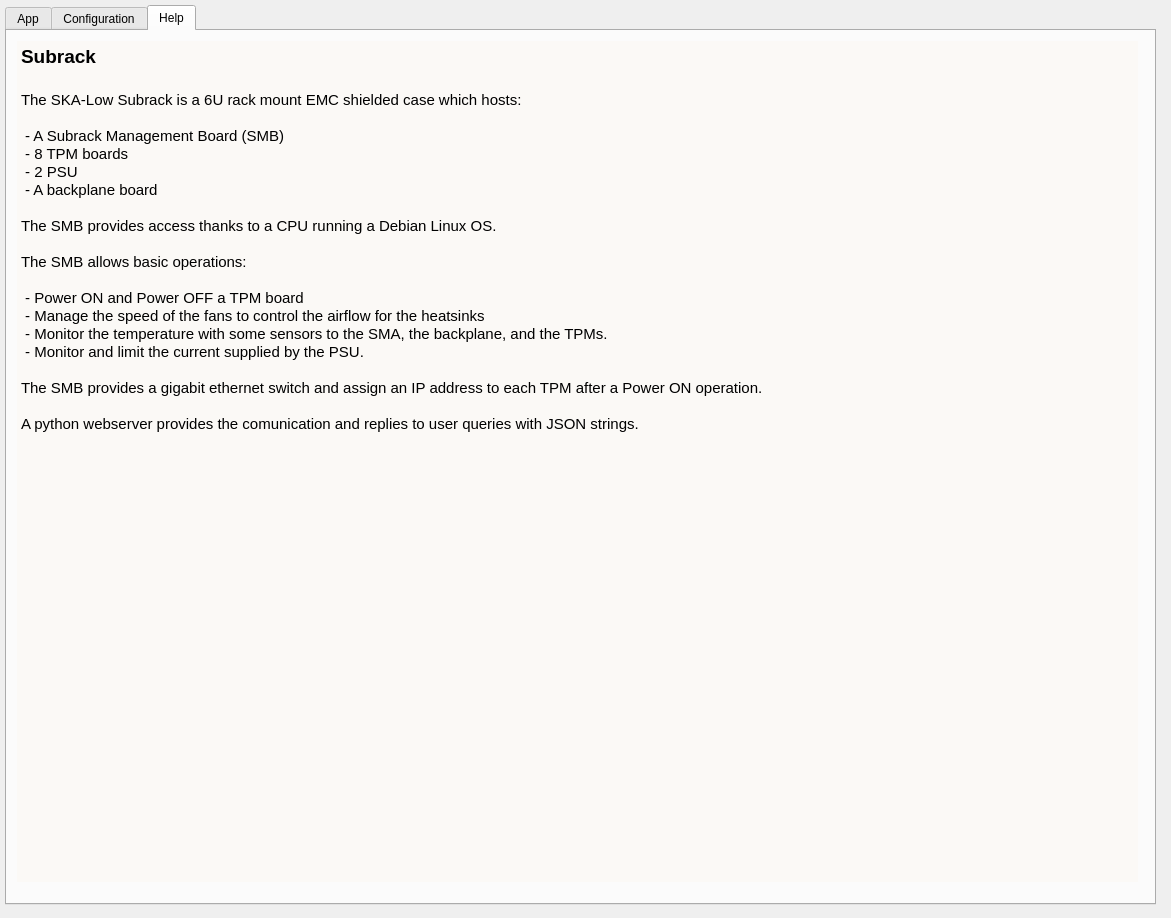
Above: skalab_subrack.ui from amattana/skalab before the change. Below: the same form after it.
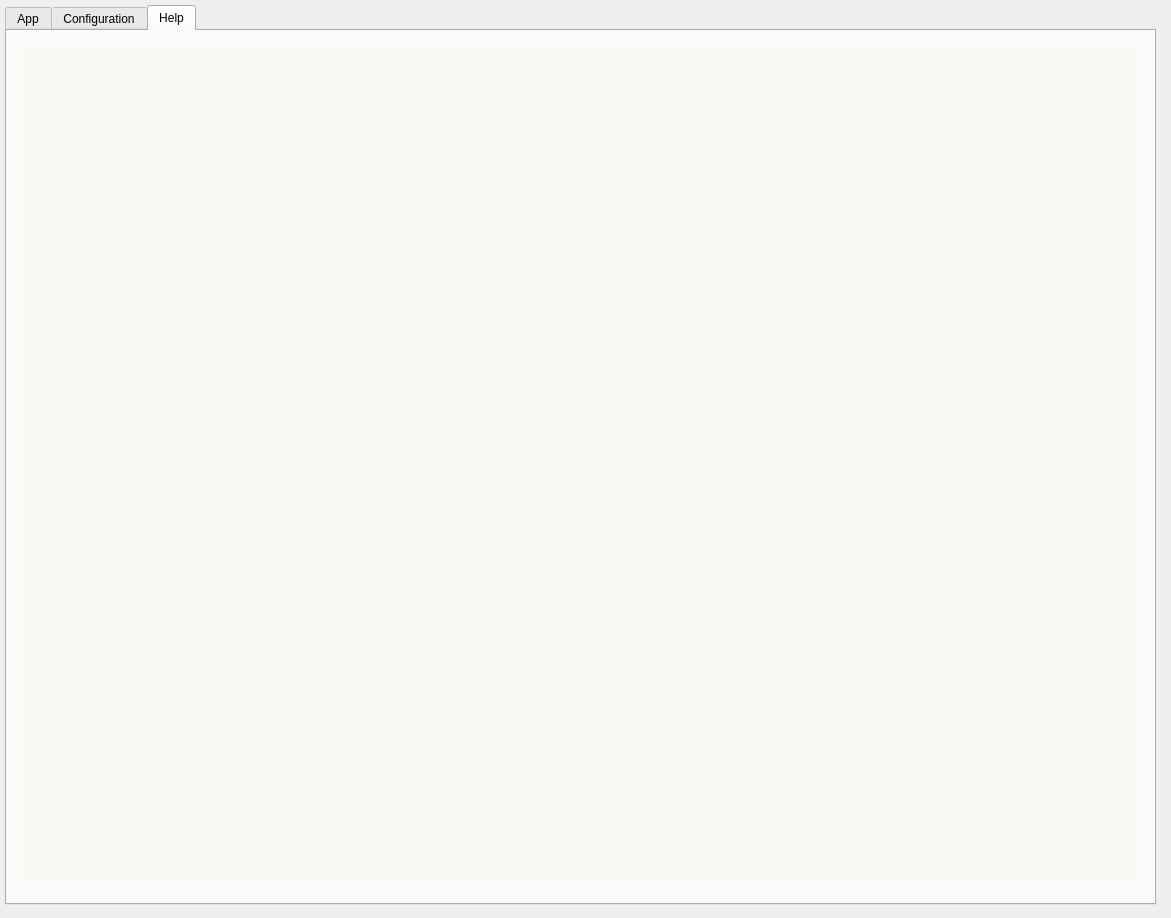
That is the form after the change. The open tabs and pages were chosen to show the change.

What changed in the file:
```diff
--- a/skalab_subrack.ui
+++ b/skalab_subrack.ui
@@ -1249,30 +1249,6 @@
 &lt;html&gt;&lt;head&gt;&lt;meta name=&quot;qrichtext&quot; content=&quot;1&quot; /&gt;&lt;style type=&quot;text/css&quot;&gt;
 p, li { white-space: pre-wrap; }
 &lt;/style&gt;&lt;/head&gt;&lt;body style=&quot; font-family:'Ubuntu'; font-size:11pt; font-weight:400; font-style:normal;&quot;&gt;
-&lt;p style=&quot; margin-top:0px; margin-bottom:0px; margin-left:0px; margin-right:0px; -qt-block-indent:0; text-indent:0px;&quot;&gt;&lt;span style=&quot; font-size:14pt; font-weight:600;&quot;&gt;Subrack&lt;/span&gt;&lt;/p&gt;
-&lt;p style=&quot;-qt-paragraph-type:empty; margin-top:0px; margin-bottom:0px; margin-left:0px; margin-right:0px; -qt-block-indent:0; text-indent:0px; font-size:14pt; font-weight:600;&quot;&gt;&lt;br /&gt;&lt;/p&gt;
-&lt;p style=&quot; margin-top:0px; margin-bottom:0px; margin-left:0px; margin-right:0px; -qt-block-indent:0; text-indent:0px;&quot;&gt;The SKA-Low Subrack is a 6U rack mount EMC shielded case which hosts: &lt;/p&gt;
-&lt;p style=&quot;-qt-paragraph-type:empty; margin-top:0px; margin-bottom:0px; margin-left:0px; margin-right:0px; -qt-block-indent:0; text-indent:0px;&quot;&gt;&lt;br /&gt;&lt;/p&gt;
-&lt;p style=&quot; margin-top:0px; margin-bottom:0px; margin-left:0px; margin-right:0px; -qt-block-indent:0; text-indent:0px;&quot;&gt; - A Subrack Management Board (SMB)&lt;/p&gt;
-&lt;p style=&quot; margin-top:0px; margin-bottom:0px; margin-left:0px; margin-right:0px; -qt-block-indent:0; text-indent:0px;&quot;&gt; - 8 TPM boards&lt;/p&gt;
-&lt;p style=&quot; margin-top:0px; margin-bottom:0px; margin-left:0px; margin-right:0px; -qt-block-indent:0; text-indent:0px;&quot;&gt; - 2 PSU &lt;/p&gt;
-&lt;p style=&quot; margin-top:0px; margin-bottom:0px; margin-left:0px; margin-right:0px; -qt-block-indent:0; text-indent:0px;&quot;&gt; - A backplane board&lt;/p&gt;
-&lt;p style=&quot;-qt-paragraph-type:empty; margin-top:0px; margin-bottom:0px; margin-left:0px; margin-right:0px; -qt-block-indent:0; text-indent:0px;&quot;&gt;&lt;br /&gt;&lt;/p&gt;
-&lt;p style=&quot; margin-top:0px; margin-bottom:0px; margin-left:0px; margin-right:0px; -qt-block-indent:0; text-indent:0px;&quot;&gt;The SMB provides access thanks to a CPU running a Debian Linux OS. &lt;/p&gt;
-&lt;p style=&quot;-qt-paragraph-type:empty; margin-top:0px; margin-bottom:0px; margin-left:0px; margin-right:0px; -qt-block-indent:0; text-indent:0px;&quot;&gt;&lt;br /&gt;&lt;/p&gt;
-&lt;p style=&quot; margin-top:0px; margin-bottom:0px; margin-left:0px; margin-right:0px; -qt-block-indent:0; text-indent:0px;&quot;&gt;The SMB allows basic operations: &lt;/p&gt;
-&lt;p style=&quot;-qt-paragraph-type:empty; margin-top:0px; margin-bottom:0px; margin-left:0px; margin-right:0px; -qt-block-indent:0; text-indent:0px;&quot;&gt;&lt;br /&gt;&lt;/p&gt;
-&lt;p style=&quot; margin-top:0px; margin-bottom:0px; margin-left:0px; margin-right:0px; -qt-block-indent:0; text-indent:0px;&quot;&gt; - Power ON and Power OFF a TPM board&lt;/p&gt;
-&lt;p style=&quot; margin-top:0px; margin-bottom:0px; margin-left:0px; margin-right:0px; -qt-block-indent:0; text-indent:0px;&quot;&gt; - Manage the speed of the fans to control the airflow for the heatsinks&lt;/p&gt;
-&lt;p style=&quot; margin-top:0px; margin-bottom:0px; margin-left:0px; margin-right:0px; -qt-block-indent:0; text-indent:0px;&quot;&gt; - Monitor the temperature with some sensors to the SMA, the backplane, and the TPMs.&lt;/p&gt;
-&lt;p style=&quot; margin-top:0px; margin-bottom:0px; margin-left:0px; margin-right:0px; -qt-block-indent:0; text-indent:0px;&quot;&gt; - Monitor and limit the current supplied by the PSU.&lt;/p&gt;
-&lt;p style=&quot;-qt-paragraph-type:empty; margin-top:0px; margin-bottom:0px; margin-left:0px; margin-right:0px; -qt-block-indent:0; text-indent:0px;&quot;&gt;&lt;br /&gt;&lt;/p&gt;
-&lt;p style=&quot; margin-top:0px; margin-bottom:0px; margin-left:0px; margin-right:0px; -qt-block-indent:0; text-indent:0px;&quot;&gt;The SMB provides a gigabit ethernet switch and assign an IP address to each TPM after a Power ON operation. &lt;/p&gt;
-&lt;p style=&quot;-qt-paragraph-type:empty; margin-top:0px; margin-bottom:0px; margin-left:0px; margin-right:0px; -qt-block-indent:0; text-indent:0px;&quot;&gt;&lt;br /&gt;&lt;/p&gt;
-&lt;p style=&quot; margin-top:0px; margin-bottom:0px; margin-left:0px; margin-right:0px; -qt-block-indent:0; text-indent:0px;&quot;&gt;A python webserver provides the comunication and replies to user queries with JSON strings.&lt;/p&gt;
-&lt;p style=&quot;-qt-paragraph-type:empty; margin-top:0px; margin-bottom:0px; margin-left:0px; margin-right:0px; -qt-block-indent:0; text-indent:0px;&quot;&gt;&lt;br /&gt;&lt;/p&gt;
-&lt;p style=&quot;-qt-paragraph-type:empty; margin-top:0px; margin-bottom:0px; margin-left:0px; margin-right:0px; -qt-block-indent:0; text-indent:0px;&quot;&gt;&lt;br /&gt;&lt;/p&gt;
-&lt;p style=&quot;-qt-paragraph-type:empty; margin-top:0px; margin-bottom:0px; margin-left:0px; margin-right:0px; -qt-block-indent:0; text-indent:0px; font-weight:600;&quot;&gt;&lt;br /&gt;&lt;/p&gt;
 &lt;p style=&quot;-qt-paragraph-type:empty; margin-top:0px; margin-bottom:0px; margin-left:0px; margin-right:0px; -qt-block-indent:0; text-indent:0px;&quot;&gt;&lt;br /&gt;&lt;/p&gt;&lt;/body&gt;&lt;/html&gt;</string>
      </property>
     </widget>
```
Left out of the diff: 2 changed lines with no effect on the pictures.
